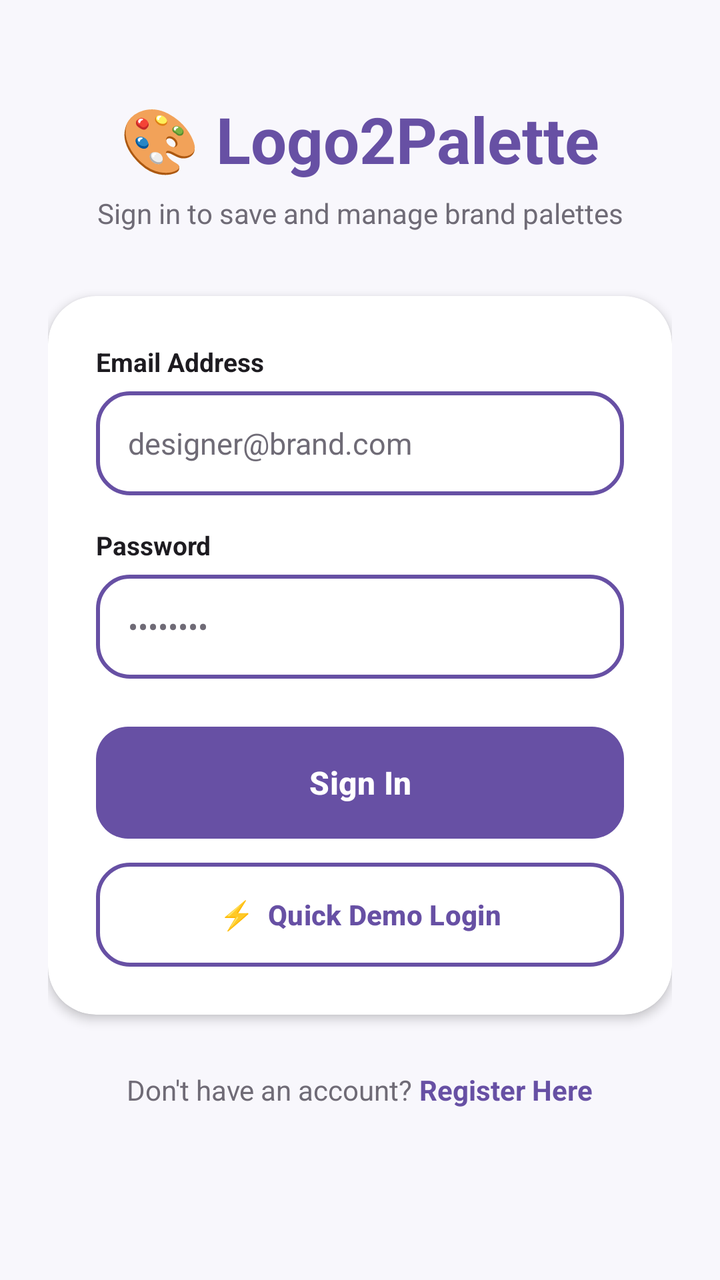
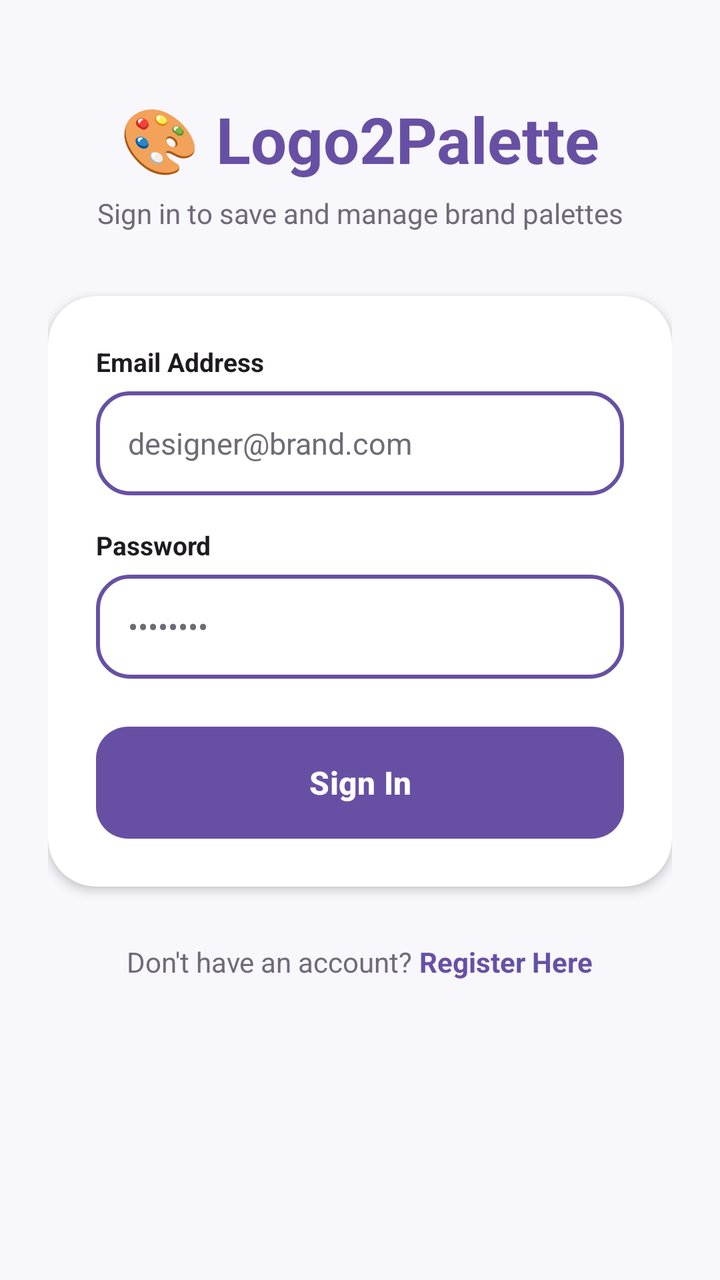

Two renders of the same Android screen: before a commit and after it. Below are the layout's source before the change and the commit's diff.
<!-- AndroidManifest.xml: application theme Theme.Logo2Palette -->
<!-- res/layout/activity_login.xml -->
<?xml version="1.0" encoding="utf-8"?>
<ScrollView
    xmlns:android="http://schemas.android.com/apk/res/android"
    xmlns:app="http://schemas.android.com/apk/res-auto"
    android:layout_width="match_parent"
    android:layout_height="match_parent"
    android:background="@color/background"
    android:fillViewport="true">

    <LinearLayout
        android:layout_width="match_parent"
        android:layout_height="wrap_content"
        android:orientation="vertical"
        android:paddingStart="24dp"
        android:paddingEnd="24dp"
        android:paddingTop="48dp"
        android:paddingBottom="36dp"
        android:gravity="center_horizontal">

        
        <TextView
            android:layout_width="wrap_content"
            android:layout_height="wrap_content"
            android:text="🎨 Logo2Palette"
            android:textColor="@color/primary"
            android:textSize="32sp"
            android:textStyle="bold" />

        <TextView
            android:layout_width="wrap_content"
            android:layout_height="wrap_content"
            android:layout_marginTop="6dp"
            android:text="Sign in to save and manage brand palettes"
            android:textColor="@color/text_secondary"
            android:textSize="14sp"
            android:gravity="center" />

        
        <androidx.cardview.widget.CardView
            android:layout_width="match_parent"
            android:layout_height="wrap_content"
            android:layout_marginTop="32dp"
            app:cardCornerRadius="24dp"
            app:cardElevation="3dp"
            app:cardBackgroundColor="@color/surface">

            <LinearLayout
                android:layout_width="match_parent"
                android:layout_height="wrap_content"
                android:orientation="vertical"
                android:padding="24dp">

                
                <TextView
                    android:layout_width="wrap_content"
                    android:layout_height="wrap_content"
                    android:text="Email Address"
                    android:textColor="@color/text_primary"
                    android:textSize="13sp"
                    android:textStyle="bold" />

                <EditText
                    android:id="@+id/emailInput"
                    android:layout_width="match_parent"
                    android:layout_height="52dp"
                    android:layout_marginTop="6dp"
                    android:background="@drawable/button_secondary"
                    android:hint="designer@brand.com"
                    android:inputType="textEmailAddress"
                    android:paddingStart="16dp"
                    android:paddingEnd="16dp"
                    android:textColor="@color/text_primary"
                    android:textColorHint="@color/text_secondary"
                    android:textSize="15sp" />

                
                <TextView
                    android:layout_width="wrap_content"
                    android:layout_height="wrap_content"
                    android:layout_marginTop="16dp"
                    android:text="Password"
                    android:textColor="@color/text_primary"
                    android:textSize="13sp"
                    android:textStyle="bold" />

                <EditText
                    android:id="@+id/passwordInput"
                    android:layout_width="match_parent"
                    android:layout_height="52dp"
                    android:layout_marginTop="6dp"
                    android:background="@drawable/button_secondary"
                    android:hint="••••••••"
                    android:inputType="textPassword"
                    android:paddingStart="16dp"
                    android:paddingEnd="16dp"
                    android:textColor="@color/text_primary"
                    android:textColorHint="@color/text_secondary"
                    android:textSize="15sp" />

                
                <Button
                    android:id="@+id/loginButton"
                    android:layout_width="match_parent"
                    android:layout_height="56dp"
                    android:layout_marginTop="24dp"
                    android:background="@drawable/button_primary"
                    app:backgroundTint="@null"
                    android:text="Sign In"
                    android:textAllCaps="false"
                    android:textColor="@color/button_primary_text_color"
                    android:textSize="16sp"
                    android:textStyle="bold" />

                
                <Button
                    android:id="@+id/demoLoginButton"
                    android:layout_width="match_parent"
                    android:layout_height="52dp"
                    android:layout_marginTop="12dp"
                    android:background="@drawable/button_secondary"
                    app:backgroundTint="@null"
                    android:text="⚡  Quick Demo Login"
                    android:textAllCaps="false"
                    android:textColor="@color/button_secondary_text_color"
                    android:textSize="14sp"
                    android:textStyle="bold" />

            </LinearLayout>

        </androidx.cardview.widget.CardView>

        
        <LinearLayout
            android:layout_width="wrap_content"
            android:layout_height="wrap_content"
            android:orientation="horizontal"
            android:layout_marginTop="28dp">

            <TextView
                android:layout_width="wrap_content"
                android:layout_height="wrap_content"
                android:text="Don't have an account? "
                android:textColor="@color/text_secondary"
                android:textSize="14sp" />

            <TextView
                android:id="@+id/registerLink"
                android:layout_width="wrap_content"
                android:layout_height="wrap_content"
                android:text="Register Here"
                android:textColor="@color/primary"
                android:textSize="14sp"
                android:textStyle="bold" />

        </LinearLayout>

    </LinearLayout>

</ScrollView>
<!-- resources referenced by this layout -->
<resources>
  <color name="background">#F8F7FC</color>
  <color name="primary">#6750A4</color>
  <color name="surface">#FFFFFF</color>
  <color name="text_primary">#1D1B20</color>
  <color name="text_secondary">#6F6B76</color>
  <!-- drawable button_primary (drawable) -->
  <?xml version="1.0" encoding="utf-8"?>
  <selector xmlns:android="http://schemas.android.com/apk/res/android">
      <item android:state_enabled="false">
          <shape>
              <solid android:color="#E6E1E9"/>
              <corners android:radius="16dp"/>
              <padding android:left="20dp" android:top="14dp" android:right="20dp" android:bottom="14dp"/>
          </shape>
      </item>
      <item>
          <shape>
              <solid android:color="@color/primary"/>
              <corners android:radius="16dp"/>
              <padding android:left="20dp" android:top="14dp" android:right="20dp" android:bottom="14dp"/>
          </shape>
      </item>
  </selector>
  <!-- drawable button_secondary (drawable) -->
  <?xml version="1.0" encoding="utf-8"?>
  <selector xmlns:android="http://schemas.android.com/apk/res/android">
      <item android:state_enabled="false">
          <shape>
              <solid android:color="#E6E1E9"/>
              <corners android:radius="16dp"/>
              <stroke android:width="1dp" android:color="#C8C4CC"/>
              <padding android:left="20dp" android:top="14dp" android:right="20dp" android:bottom="14dp"/>
          </shape>
      </item>
      <item>
          <shape>
              <solid android:color="#FFFFFF"/>
              <corners android:radius="16dp"/>
              <stroke android:width="2dp" android:color="@color/primary"/>
              <padding android:left="20dp" android:top="14dp" android:right="20dp" android:bottom="14dp"/>
          </shape>
      </item>
  </selector>
  <style name="Theme.Logo2Palette" parent="Base.Theme.Logo2Palette" />
  <style name="Base.Theme.Logo2Palette" parent="Theme.Material3.DayNight.NoActionBar">
          
          
      </style>
</resources>

<!-- the commit's change to res/layout/activity_login.xml (unified diff, before → after) -->
@@ -111,20 +111,6 @@
                     android:textSize="16sp"
                     android:textStyle="bold" />
 
-                
-                <Button
-                    android:id="@+id/demoLoginButton"
-                    android:layout_width="match_parent"
-                    android:layout_height="52dp"
-                    android:layout_marginTop="12dp"
-                    android:background="@drawable/button_secondary"
-                    app:backgroundTint="@null"
-                    android:text="⚡  Quick Demo Login"
-                    android:textAllCaps="false"
-                    android:textColor="@color/button_secondary_text_color"
-                    android:textSize="14sp"
-                    android:textStyle="bold" />
-
             </LinearLayout>
 
         </androidx.cardview.widget.CardView>
